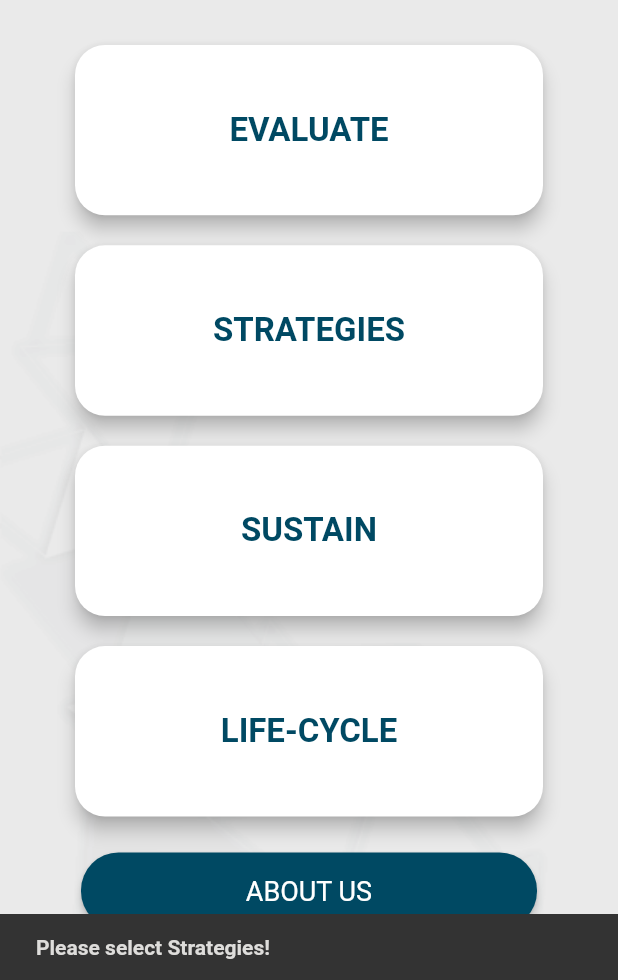
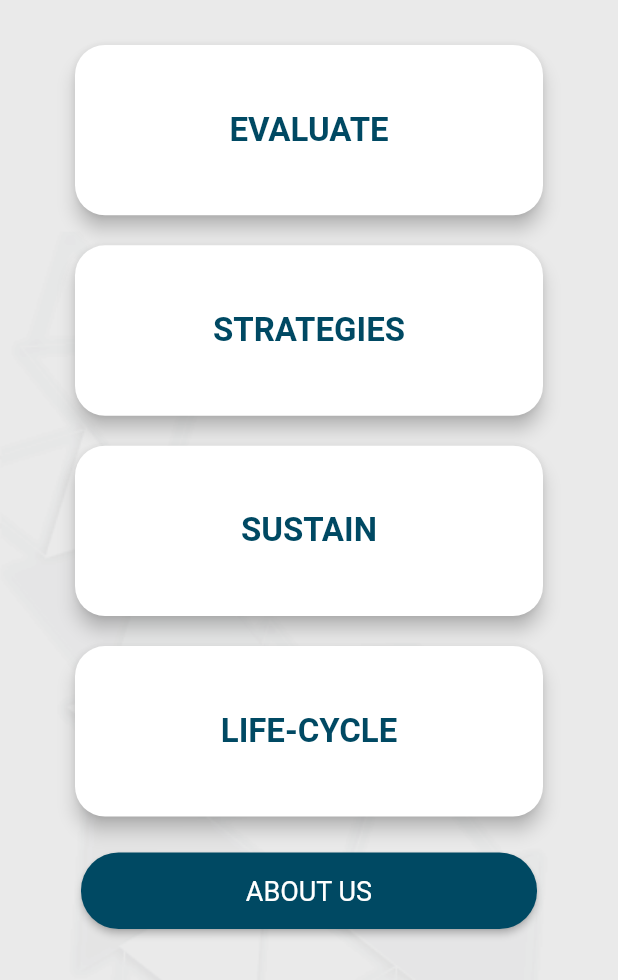
Before and after one commit to SonQBChau/brand_root_solution, a Flutter app: the MenuPage screen opened by its route, after a tap on "EVALUATE", on a phone screen of 412 x 824 dp, the part 256-1236 px from its top. Run offline on Flutter 3.47's test engine with Material 2 defaults, Android fonts, the phone set to English and light mode, and no system bars; our stand-ins replace charts_flutter, flutter_spinkit, photo_view; missing offline and left inert: animator, esys_flutter_share; Roboto replaces fonts that are missing (GothicA1).

Commit message:
clean up menu page

```diff
--- a/lib/main.dart
+++ b/lib/main.dart
@@ -32,7 +32,7 @@ class MyApp extends StatelessWidget {
       ),
       initialRoute: '/',
       routes:{
-        '/':(context) => MyHomePage(),
+        '/':(context) => MenuPage(),
         '/customer':(context) => CustomerInfoPage(),
         '/menu':(context) => MenuPage(),
         '/mi':(context) => MiStrategyPage(),
--- a/lib/screens/menu_page.dart
+++ b/lib/screens/menu_page.dart
@@ -7,21 +7,16 @@ import 'package:sale_form_demo/utils/custom_page_transition.dart';
 import 'package:sale_form_demo/utils/size_config.dart';
 import 'package:sale_form_demo/widgets/company_full_logo.dart';
 
+
+double buttonWidth = SizeConfig.screenWidth - 100;
+
 class MenuPage extends StatelessWidget {
   @override
   Widget build(BuildContext context) {
-    final snackBar = SnackBar(
-      duration: const Duration(seconds: 1),
-      content: Text(
-        'Please select Strategies!',
-        style: TextStyle(fontWeight: FontWeight.w700, color: colorGrey20),
-      ),
-    );
 
     return Scaffold(
       body: Builder(builder: (context) {
         SizeConfig().init(context);
-        double buttonWidth = SizeConfig.screenWidth - 100;
         return Container(
           constraints: BoxConstraints.expand(
             width: SizeConfig.screenWidth,
@@ -36,93 +31,76 @@ class MenuPage extends StatelessWidget {
           child: Column(
             children: <Widget>[
               SizedBox(height: 50),
-              CompanyFullLogo(canPop: false,),
+              CompanyFullLogo(
+                canPop: false,
+              ), //<-- Click the logo on MenuPage won't trigger page change
               SizedBox(height: 30),
-              Expanded(
+              MenuCard(title: 'EVALUATE'),
+              SizedBox(height: 20),
+              MenuCard(title: 'STRATEGIES', route: StrategiesPage()),
+              SizedBox(height: 20),
+              MenuCard(title: 'SUSTAIN'),
+              SizedBox(height: 20),
+              MenuCard(title: 'LIFE-CYCLE'),
+              AboutButton(),
+            ],
+          ),
+        );
+      }),
+    );
+  }
+}
+
+class MenuCard extends StatelessWidget {
+  final String title;
+  final Widget route;
+  MenuCard({this.title, this.route});
+
+  final snackBar = SnackBar(
+    duration: const Duration(milliseconds: 500),
+    content: Text(
+      'Please select Strategies!',
+      style: TextStyle(fontWeight: FontWeight.w700, color: colorGrey20),
+    ),
+  );
+
+  _handleOnPress(BuildContext context) {
+    if (route != null) {
+      Navigator.push(context, FadeRoute(page: route));
+    } else {
+      Scaffold.of(context).showSnackBar(snackBar);
+    }
+  }
+
+  @override
+  Widget build(BuildContext context) {
+    return Expanded(
       child: MaterialButton(
         elevation: 5,
         height: 100.0,
         minWidth: buttonWidth,
         color: Colors.white,
         textColor: colorBlue,
-                  onPressed: () => {Scaffold.of(context).showSnackBar(snackBar)},
+        onPressed: () => _handleOnPress(context),
         splashColor: colorGreen,
         shape: RoundedRectangleBorder(borderRadius: BorderRadius.circular(20.0)),
         child: Text(
-                    'EVALUATE',
+          title,
           style: TextStyle(
             fontWeight: FontWeight.w600,
             fontSize: 22,
           ),
         ),
       ),
-              ),
-              SizedBox(height: 20),
-              Expanded(
-                child: MaterialButton(
-                  elevation: 5,
-                  height: 100.0,
-                  minWidth: buttonWidth,
-                  color: Colors.white,
-                  textColor: colorBlue,
-                  onPressed: () => {
-                    Navigator.push(
-                      context,
-                      FadeRoute(page: StrategiesPage()),
-                    )
-                  },
-                  splashColor: colorGreen,
-                  shape: RoundedRectangleBorder(borderRadius: BorderRadius.circular(20.0)),
-                  child: Text(
-                    'STRATEGIES',
-                    style: TextStyle(
-                      fontWeight: FontWeight.w600,
-                      fontSize: 22,
-                    ),
-                  ),
-                ),
-              ),
-              SizedBox(height: 20),
-              Expanded(
-                child: MaterialButton(
-                  elevation: 5,
-                  height: 100.0,
-                  minWidth: buttonWidth,
-                  color: Colors.white,
-                  textColor: colorBlue,
-                  onPressed: () => {Scaffold.of(context).showSnackBar(snackBar)},
-                  splashColor: colorGreen,
-                  shape: RoundedRectangleBorder(borderRadius: BorderRadius.circular(20.0)),
-                  child: Text(
-                    'SUSTAIN',
-                    style: TextStyle(
-                      fontWeight: FontWeight.w600,
-                      fontSize: 22,
-                    ),
-                  ),
-                ),
-              ),
-              SizedBox(height: 20),
-              Expanded(
-                child: MaterialButton(
-                  elevation: 5,
-                  height: 100.0,
-                  minWidth: buttonWidth,
-                  color: Colors.white,
-                  textColor: colorBlue,
-                  onPressed: () => {Scaffold.of(context).showSnackBar(snackBar)},
-                  splashColor: colorGreen,
-                  shape: RoundedRectangleBorder(borderRadius: BorderRadius.circular(20.0)),
-                  child: Text(
-                    'LIFE-CYCLE',
-                    style: TextStyle(
-                      fontWeight: FontWeight.w600,
-                      fontSize: 22,
-                    ),
-                  ),
-                ),
-              ),
-              Container(
+    );
+  }
+}
+
+
+class AboutButton extends StatelessWidget {
+  @override
+  Widget build(BuildContext context) {
+    return Container(
       padding: EdgeInsets.only(top: 20, bottom: 30),
       width: buttonWidth,
       child: Card(
@@ -151,11 +129,6 @@ class MenuPage extends StatelessWidget {
           ),
         ),
       ),
-              ),
-            ],
-          ),
-        );
-      }),
     );
   }
 }
--- a/lib/widgets/industry_widget.dart
+++ b/lib/widgets/industry_widget.dart
@@ -2,6 +2,7 @@ import 'package:flutter/material.dart';
 import 'package:sale_form_demo/utils/app_color.dart';
 import 'package:sale_form_demo/widgets/custom_expension_tile.dart';
 
+/// Multiple choice selector with expand animation
 class IndustryWidget extends StatefulWidget {
   @override
   _IndustryWidgetWidgetState createState() => _IndustryWidgetWidgetState();
--- a/lib/widgets/launch_button_widget.dart
+++ b/lib/widgets/launch_button_widget.dart
@@ -3,6 +3,7 @@ import 'package:sale_form_demo/utils/app_color.dart';
 
 // https://medium.com/flutter-community/flutter-bouncing-button-animation-ece660e19c91
 
+/// Custom button with bouncing animation
 class LaunchButtonWidget extends StatefulWidget {
   final Function onSubmit;
   LaunchButtonWidget({this.onSubmit});
--- a/lib/widgets/position_widget.dart
+++ b/lib/widgets/position_widget.dart
@@ -2,6 +2,7 @@ import 'package:flutter/material.dart';
 import 'package:sale_form_demo/utils/app_color.dart';
 import 'package:sale_form_demo/widgets/custom_expension_tile.dart';
 
+/// Multiple choice selector with expand animation
 class PositionWidget extends StatefulWidget {
   @override
   _PositionWidgetState createState() => _PositionWidgetState();
--- a/lib/widgets/text_widget_info_page.dart
+++ b/lib/widgets/text_widget_info_page.dart
@@ -1,6 +1,8 @@
 import 'package:flutter/material.dart';
 import 'package:sale_form_demo/utils/app_color.dart';
 
+
+/// Custom TextFormField for CustomerInfoPage
 class TextWidgetInfoPage extends StatelessWidget {
   final String hintTxt;
   final TextCapitalization textCapitalization;
```
Lines whose indentation alone changed are shown as unchanged.
